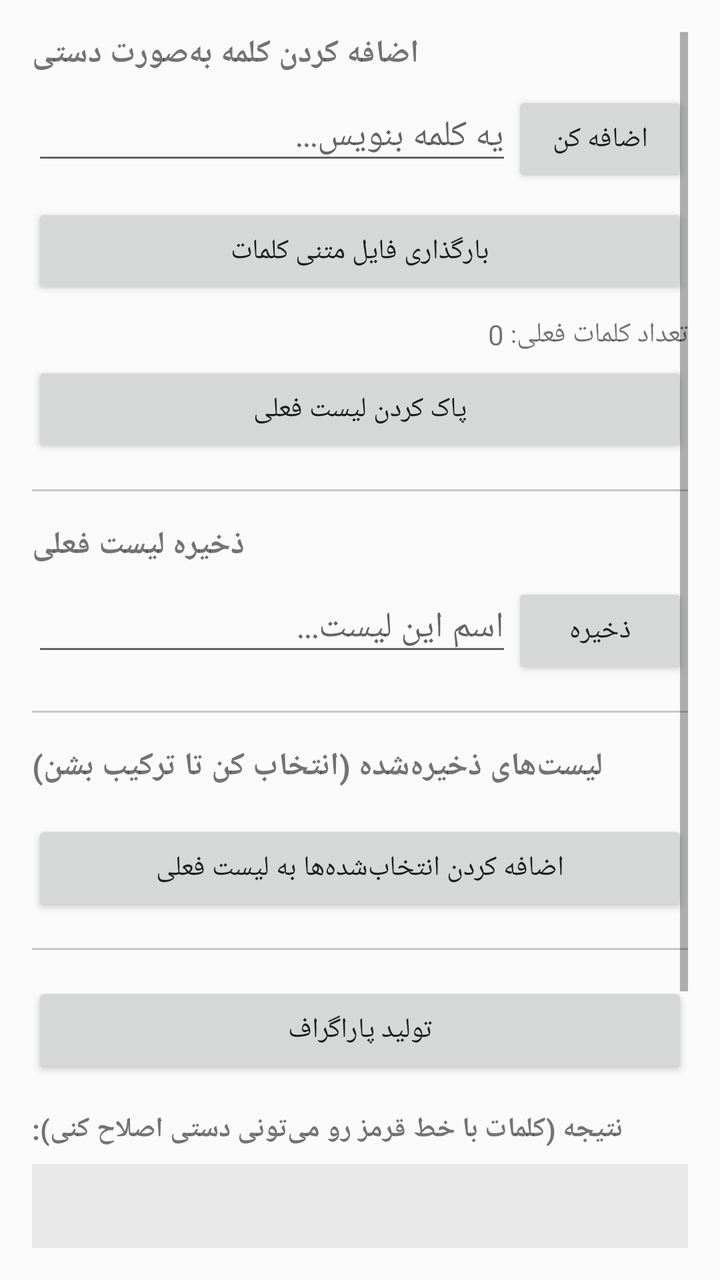
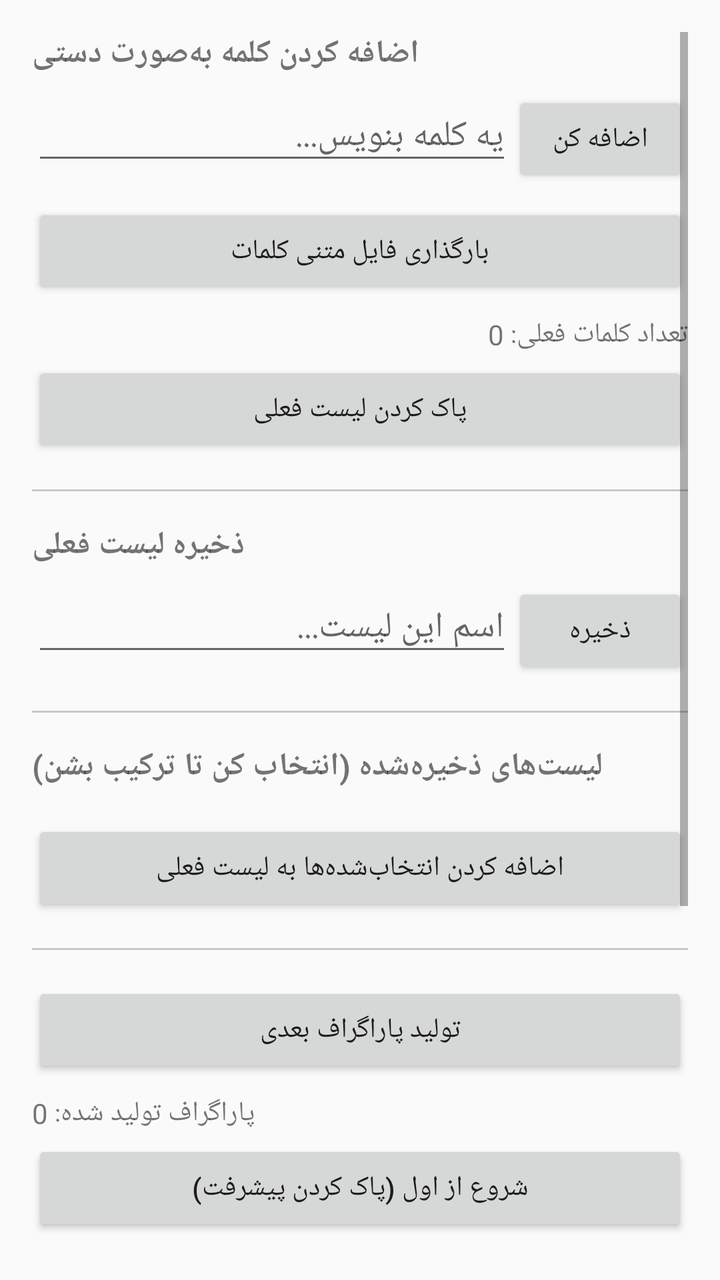

Compare the two renders of this Android layout. The source of the first and the diff that turns it into the second are given below.
<!-- AndroidManifest.xml: application theme Theme.AppCompat.Light -->
<!-- res/layout/activity_word_shuffle.xml -->
<?xml version="1.0" encoding="utf-8"?>
<ScrollView xmlns:android="http://schemas.android.com/apk/res/android"
    android:layout_width="match_parent"
    android:layout_height="match_parent"
    android:padding="16dp">

    <LinearLayout
        android:layout_width="match_parent"
        android:layout_height="wrap_content"
        android:orientation="vertical">

        <TextView
            android:layout_width="wrap_content"
            android:layout_height="wrap_content"
            android:text="اضافه کردن کلمه به‌صورت دستی"
            android:textStyle="bold"
            android:textSize="16sp" />

        <LinearLayout
            android:layout_width="match_parent"
            android:layout_height="wrap_content"
            android:orientation="horizontal"
            android:layout_marginTop="8dp">

            <EditText
                android:id="@+id/edtManualWord"
                android:layout_width="0dp"
                android:layout_height="wrap_content"
                android:layout_weight="1"
                android:hint="یه کلمه بنویس..." />

            <Button
                android:id="@+id/btnAddWord"
                android:layout_width="wrap_content"
                android:layout_height="wrap_content"
                android:text="اضافه کن" />
        </LinearLayout>

        <Button
            android:id="@+id/btnPickFile"
            android:layout_width="match_parent"
            android:layout_height="wrap_content"
            android:layout_marginTop="8dp"
            android:text="بارگذاری فایل متنی کلمات" />

        <TextView
            android:id="@+id/txtWordCount"
            android:layout_width="match_parent"
            android:layout_height="wrap_content"
            android:layout_marginTop="8dp"
            android:text="تعداد کلمات فعلی: 0" />

        <Button
            android:id="@+id/btnClearWords"
            android:layout_width="match_parent"
            android:layout_height="wrap_content"
            android:layout_marginTop="4dp"
            android:text="پاک کردن لیست فعلی" />

        <View
            android:layout_width="match_parent"
            android:layout_height="1dp"
            android:background="#33000000"
            android:layout_marginVertical="16dp" />

        <TextView
            android:layout_width="wrap_content"
            android:layout_height="wrap_content"
            android:text="ذخیره لیست فعلی"
            android:textStyle="bold"
            android:textSize="16sp" />

        <LinearLayout
            android:layout_width="match_parent"
            android:layout_height="wrap_content"
            android:orientation="horizontal"
            android:layout_marginTop="8dp">

            <EditText
                android:id="@+id/edtWordListName"
                android:layout_width="0dp"
                android:layout_height="wrap_content"
                android:layout_weight="1"
                android:hint="اسم این لیست..." />

            <Button
                android:id="@+id/btnSaveWordList"
                android:layout_width="wrap_content"
                android:layout_height="wrap_content"
                android:text="ذخیره" />
        </LinearLayout>

        <View
            android:layout_width="match_parent"
            android:layout_height="1dp"
            android:background="#33000000"
            android:layout_marginVertical="16dp" />

        <TextView
            android:layout_width="wrap_content"
            android:layout_height="wrap_content"
            android:text="لیست‌های ذخیره‌شده (انتخاب کن تا ترکیب بشن)"
            android:textStyle="bold"
            android:textSize="16sp" />

        <LinearLayout
            android:id="@+id/savedListsContainer"
            android:layout_width="match_parent"
            android:layout_height="wrap_content"
            android:orientation="vertical"
            android:layout_marginTop="8dp" />

        <Button
            android:id="@+id/btnCombineSelected"
            android:layout_width="match_parent"
            android:layout_height="wrap_content"
            android:layout_marginTop="8dp"
            android:text="اضافه کردن انتخاب‌شده‌ها به لیست فعلی" />

        <View
            android:layout_width="match_parent"
            android:layout_height="1dp"
            android:background="#33000000"
            android:layout_marginVertical="16dp" />

        <Button
            android:id="@+id/btnGenerate"
            android:layout_width="match_parent"
            android:layout_height="wrap_content"
            android:text="تولید پاراگراف" />

        <TextView
            android:layout_width="wrap_content"
            android:layout_height="wrap_content"
            android:layout_marginTop="16dp"
            android:text="نتیجه (کلمات با خط قرمز رو می‌تونی دستی اصلاح کنی):"
            android:textStyle="bold" />

        <EditText
            android:id="@+id/edtOutput"
            android:layout_width="match_parent"
            android:layout_height="wrap_content"
            android:minLines="10"
            android:gravity="top|start"
            android:layout_marginTop="8dp"
            android:background="#11000000"
            android:padding="8dp" />

    </LinearLayout>

</ScrollView>
<!-- resources referenced by this layout -->
<resources>

</resources>

<!-- the commit's change to res/layout/activity_word_shuffle.xml (unified diff, before → after) -->
@@ -127,7 +127,21 @@
             android:id="@+id/btnGenerate"
             android:layout_width="match_parent"
             android:layout_height="wrap_content"
-            android:text="تولید پاراگراف" />
+            android:text="تولید پاراگراف بعدی" />
+
+        <TextView
+            android:id="@+id/txtParagraphCount"
+            android:layout_width="wrap_content"
+            android:layout_height="wrap_content"
+            android:layout_marginTop="8dp"
+            android:text="پاراگراف تولید شده: 0" />
+
+        <Button
+            android:id="@+id/btnResetProgress"
+            android:layout_width="match_parent"
+            android:layout_height="wrap_content"
+            android:layout_marginTop="4dp"
+            android:text="شروع از اول (پاک کردن پیشرفت)" />
 
         <TextView
             android:layout_width="wrap_content"
